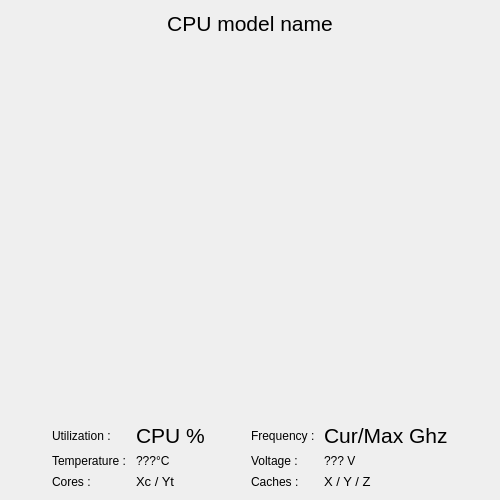
Above: tabs/cpu/cputab.ui from tux3/observer before the change. Below: the same form after it.
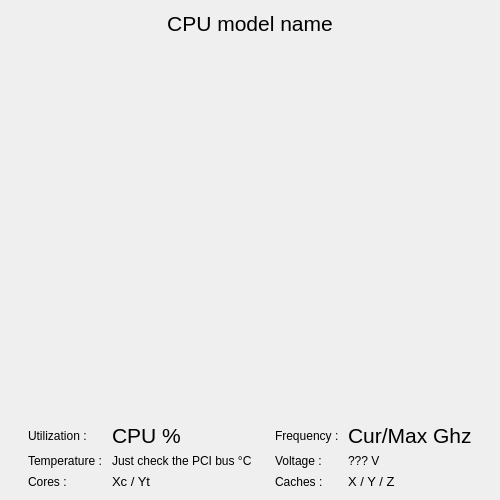
That is the form after the change.

Commit message: Add placeholder GPU tab

```diff
--- a/tabs/cpu/cputab.ui
+++ b/tabs/cpu/cputab.ui
@@ -210,7 +210,7 @@
      <item row="2" column="2">
       <widget class="QLabel" name="temperature">
        <property name="text">
-        <string>???°C</string>
+        <string>Just check the PCI bus °C</string>
        </property>
       </widget>
      </item>
```
The commit also changes 7 other files.
